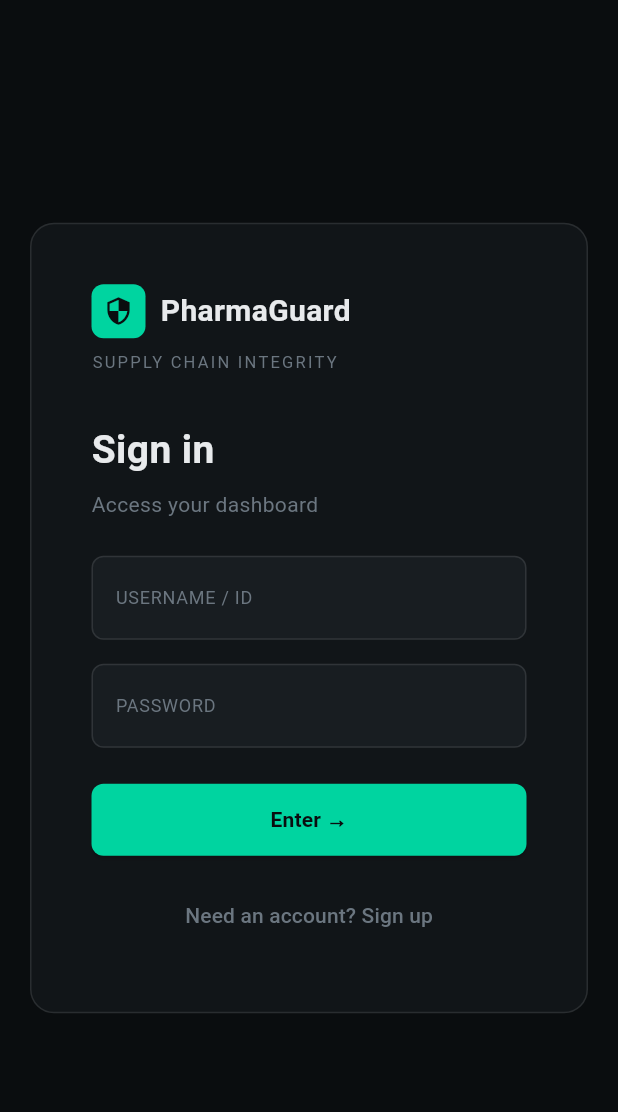
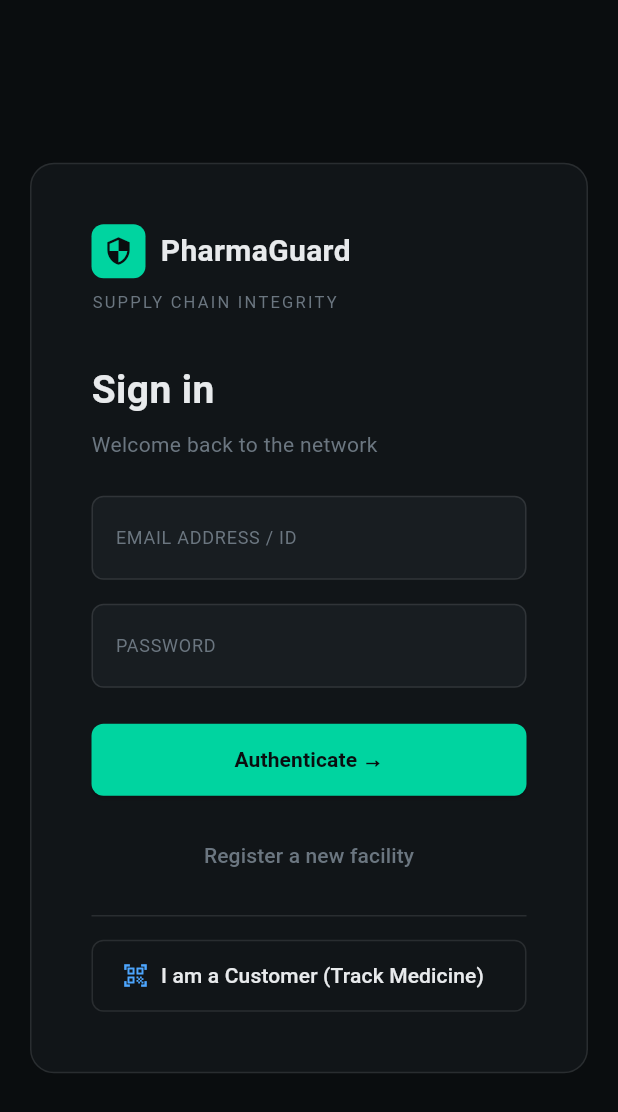
Before and after one commit to jhinu55/Med-Track, a Flutter app: the screen it shows after launch, on a phone screen of 412 x 824 dp. Shown: the top 1112 px of the screen. Run offline on Flutter 3.47's test engine with Material 3 defaults, Android fonts, the phone set to English and light mode, and no system bars; Roboto replaces fonts that are missing (DM Mono, DM Sans, Syne).

Commit message:
Enhance login and signup functionality
Refactored login page to include email and role selection for signup. Updated authentication methods and UI elements for better user experience.

```diff
--- a/pharmaguard_app/lib/login_page.dart
+++ b/pharmaguard_app/lib/login_page.dart
@@ -1,7 +1,7 @@
 import 'package:flutter/material.dart';
-import 'main.dart'; // Import for AppColors
 import 'dart:convert';
 import 'package:http/http.dart' as http;
+import 'main.dart'; // Ensure this imports your AppColors
 
 class LoginPage extends StatefulWidget {
   const LoginPage({Key? key}) : super(key: key);
@@ -12,36 +12,99 @@ class LoginPage extends StatefulWidget {
 
 class _LoginPageState extends State<LoginPage> {
   bool isLogin = true;
-  final TextEditingController idController = TextEditingController();
+  String selectedRole = 'Pharmacy'; // Default signup role (Customer removed from auth)
+
+  // Controllers for Login
+  final TextEditingController emailController = TextEditingController();
   final TextEditingController passwordController = TextEditingController();
-  String selectedRole = 'Manufacturer';
-  bool isLoading = false;
 
-  // Matches the UI logic from the HTML script
+  // Additional Controllers for Signup
+  final TextEditingController nameController = TextEditingController();
+  final TextEditingController licenseController = TextEditingController();
+
   Color getRoleColor() {
     if (selectedRole == 'Manufacturer') return AppColors.accentTeal;
-    if (selectedRole == 'Pharmacy') return AppColors.accentPurple;
     if (selectedRole == 'Admin') return AppColors.accentCoral;
-    return AppColors.accentBlue; // Customer
+    return AppColors.accentPurple; // Pharmacy
   }
 
-  void handleAuth() {
-    // In a real scenario, this connects to the backend to verify the ID/Pass
-    // and returns the user's role. Here we route based on the ID input for demo purposes.
-    String route = '/customer';
-    String idInput = idController.text.toLowerCase();
+  // ---------------------------------------------------------
+  // BACKEND INTEGRATION LOGIC
+  // ---------------------------------------------------------
 
+  Future<void> handleAuth() async {
     if (isLogin) {
-      if (idInput.contains('admin')) route = '/admin';
-      else if (idInput.contains('pharm')) route = '/pharmacy';
-      else if (idInput.contains('mfg')) route = '/manufacturer';
+      await _processLogin();
     } else {
-      // If signing up, route them to the dashboard of the role they just created
-      route = '/${selectedRole.toLowerCase()}';
+      await _processSignup();
     }
+  }
 
-    Navigator.pushReplacementNamed(context, route);
+  Future<void> _processLogin() async {
+    // Replace with your Flask backend IP
+    final url = Uri.parse('http://10.0.2.2:5000/api/login');
+
+    try {
+      /* UNCOMMENT THIS WHEN BACKEND IS READY
+      final response = await http.post(url, body: {
+        'email': emailController.text,
+        'password': passwordController.text,
+      });
+
+      if (response.statusCode == 200) {
+        final data = jsonDecode(response.body);
+        String role = data['role']; // Backend should return 'pharmacy', 'manufacturer', or 'admin'
+        Navigator.pushReplacementNamed(context, '/$role');
+      } else {
+        // Show error (e.g., Invalid credentials)
+      }
+      */
+
+      // --- MOCK LOGIC FOR UI TESTING ---
+      String email = emailController.text.toLowerCase();
+      String role = 'pharmacy'; // default fallback
+      if (email.contains('admin')) role = 'admin';
+      if (email.contains('mfg')) role = 'manufacturer';
+
+      Navigator.pushReplacementNamed(context, '/$role');
+      // ---------------------------------
+
+    } catch (e) {
+      print("Login error: $e");
+    }
   }
+
+  Future<void> _processSignup() async {
+    final url = Uri.parse('http://10.0.2.2:5000/api/signup');
+
+    try {
+      /* UNCOMMENT THIS WHEN BACKEND IS READY
+      final response = await http.post(url, body: {
+        'role': selectedRole.toLowerCase(),
+        'email': emailController.text,
+        'password': passwordController.text,
+        'business_name': nameController.text,
+        'license_number': licenseController.text,
+      });
+
+      if (response.statusCode == 201) { // 201 Created
+        // Route them directly to their new dashboard
+        Navigator.pushReplacementNamed(context, '/${selectedRole.toLowerCase()}');
+      }
+      */
+
+      // --- MOCK LOGIC FOR UI TESTING ---
+      Navigator.pushReplacementNamed(context, '/${selectedRole.toLowerCase()}');
+      // ---------------------------------
+
+    } catch (e) {
+      print("Signup error: $e");
+    }
+  }
+
+  // ---------------------------------------------------------
+  // UI BUILDERS
+  // ---------------------------------------------------------
 
   Widget buildRoleTab(String role) {
     bool isActive = selectedRole == role;
@@ -53,7 +116,7 @@ class _LoginPageState extends State<LoginPage> {
           decoration: BoxDecoration(
             color: isActive ? AppColors.surface : Colors.transparent,
             borderRadius: BorderRadius.circular(7),
-            boxShadow: isActive ? [BoxShadow(color: Colors.black26, blurRadius: 4)] : [],
+            boxShadow: isActive ? [const BoxShadow(color: Colors.black26, blurRadius: 4)] : [],
           ),
           alignment: Alignment.center,
           child: Text(
@@ -77,7 +140,8 @@ class _LoginPageState extends State<LoginPage> {
         child: SingleChildScrollView(
           child: Container(
             width: double.infinity,
-            constraints: const BoxConstraints(maxWidth: 420, maxHeight: 700),
+            maxHeight: 850,
+            constraints: const BoxConstraints(maxWidth: 420),
             margin: const EdgeInsets.all(20),
             padding: const EdgeInsets.all(40),
             decoration: BoxDecoration(
@@ -89,6 +153,7 @@ class _LoginPageState extends State<LoginPage> {
               mainAxisSize: MainAxisSize.min,
               crossAxisAlignment: CrossAxisAlignment.start,
               children: [
+                // Header
                 Row(
                   children: [
                     Container(
@@ -103,30 +168,46 @@ class _LoginPageState extends State<LoginPage> {
                 const SizedBox(height: 8),
                 const Text('SUPPLY CHAIN INTEGRITY', style: TextStyle(fontFamily: 'DM Mono', fontSize: 11, color: AppColors.muted, letterSpacing: 1.5)),
                 const SizedBox(height: 32),
+
                 Text(isLogin ? 'Sign in' : 'Create Account', style: const TextStyle(fontFamily: 'Syne', fontSize: 26, fontWeight: FontWeight.bold)),
                 const SizedBox(height: 8),
-                Text(isLogin ? 'Access your dashboard' : 'Select your role to register', style: const TextStyle(color: AppColors.muted)),
+                Text(isLogin ? 'Welcome back to the network' : 'Register your business on the network', style: const TextStyle(color: AppColors.muted)),
                 const SizedBox(height: 24),
 
+                // Signup-specific fields (Role selection & Business details)
                 if (!isLogin) ...[
                   Container(
                     padding: const EdgeInsets.all(4),
                     decoration: BoxDecoration(color: AppColors.surface2, borderRadius: BorderRadius.circular(10)),
                     child: Row(
                       children: [
-                        buildRoleTab('Customer'),
                         buildRoleTab('Pharmacy'),
                         buildRoleTab('Manufacturer'),
                         buildRoleTab('Admin'),
                       ],
                     ),
                   ),
-                  const SizedBox(height: 24),
+                  const SizedBox(height: 20),
+                  TextField(
+                    controller: nameController,
+                    decoration: InputDecoration(
+                      labelText: selectedRole == 'Admin' ? 'ADMIN FULL NAME' : 'BUSINESS / FACILITY NAME'
+                    ),
+                  ),
+                  const SizedBox(height: 16),
+                  TextField(
+                    controller: licenseController,
+                    decoration: InputDecoration(
+                      labelText: selectedRole == 'Admin' ? 'CLEARANCE / INVITATION CODE' : 'REGISTRATION / LICENSE NUMBER'
+                    ),
+                  ),
+                  const Divider(color: AppColors.border, height: 32),
                 ],
 
+                // Common Login/Signup Fields
                 TextField(
-                  controller: idController,
-                  decoration: const InputDecoration(labelText: 'USERNAME / ID'),
+                  controller: emailController,
+                  decoration: const InputDecoration(labelText: 'EMAIL ADDRESS / ID'),
                 ),
                 const SizedBox(height: 16),
                 TextField(
@@ -136,6 +217,7 @@ class _LoginPageState extends State<LoginPage> {
                 ),
                 const SizedBox(height: 24),
 
+                // Submit Button
                 SizedBox(
                   width: double.infinity,
                   height: 48,
@@ -146,19 +228,44 @@ class _LoginPageState extends State<LoginPage> {
                     ),
                     onPressed: handleAuth,
                     child: Text(
-                      isLogin ? 'Enter →' : 'Sign Up →',
+                      isLogin ? 'Authenticate →' : 'Register Account →',
                       style: const TextStyle(color: AppColors.bg, fontFamily: 'Syne', fontWeight: FontWeight.bold),
                     ),
                   ),
                 ),
                 const SizedBox(height: 16),
+
+                // Toggle Login/Signup
                 Center(
                   child: TextButton(
                     onPressed: () => setState(() => isLogin = !isLogin),
                     child: Text(
-                      isLogin ? 'Need an account? Sign up' : 'Already have an account? Login',
+                      isLogin ? 'Register a new facility' : 'Already registered? Sign in',
                       style: const TextStyle(color: AppColors.muted),
                     ),
+                  ),
+                ),
+
+                const Divider(color: AppColors.border, height: 32),
+
+                // Customer Bypass Button
+                SizedBox(
+                  width: double.infinity,
+                  height: 48,
+                  child: OutlinedButton.icon(
+                    style: OutlinedButton.styleFrom(
+                      side: const BorderSide(color: AppColors.border),
+                      shape: RoundedRectangleBorder(borderRadius: BorderRadius.circular(8)),
+                    ),
+                    icon: const Icon(Icons.qr_code_scanner, color: AppColors.accentBlue, size: 18),
+                    label: const Text(
+                      'I am a Customer (Track Medicine)',
+                      style: TextStyle(color: AppColors.text, fontWeight: FontWeight.w500),
+                    ),
+                    onPressed: () {
+                      // Bypass auth and go straight to the customer tracking page
+                      Navigator.pushReplacementNamed(context, '/customer');
+                    },
                   ),
                 )
               ],
```
